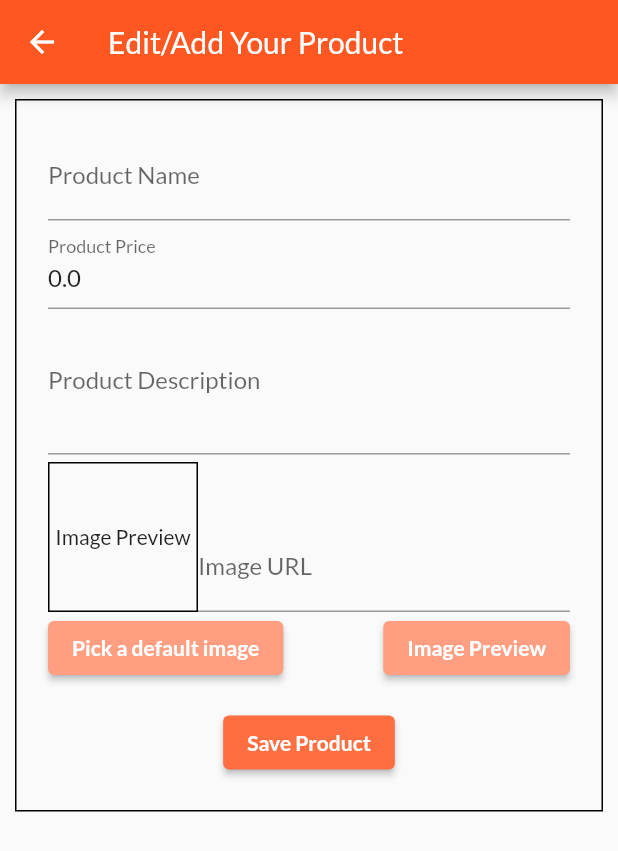
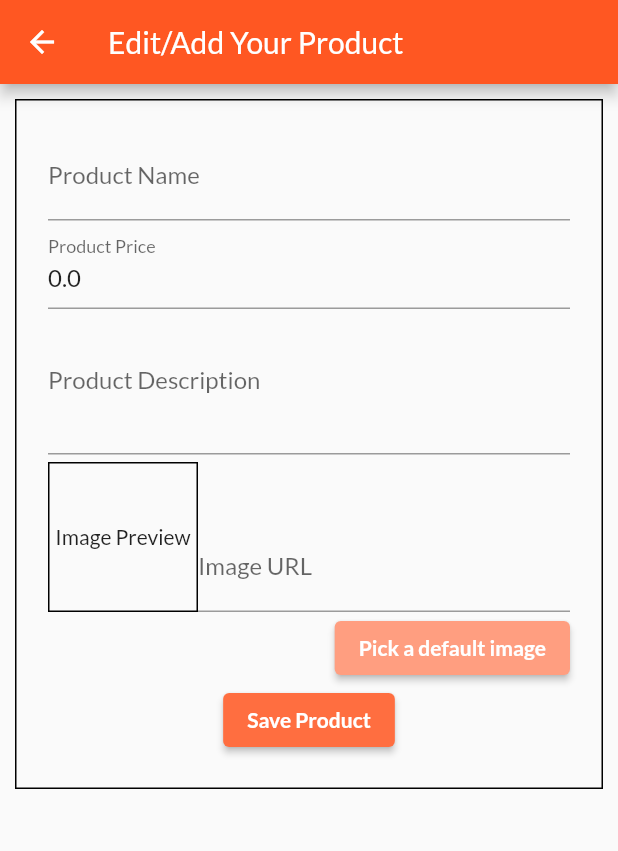
Before and after one commit to msharibahmed/world_mart, a Flutter app: the EditProductScreen screen opened by its route, on a phone screen of 412 x 824 dp. Shown: the top 851 px of the screen. Run offline on Flutter 3.47's test engine with Material 2 defaults, Android fonts, the phone set to English and light mode, and no system bars; our stand-ins replace flutter_neumorphic, shared_preferences; accounts and stored records are empty.

Commit message:
Change: minor

```diff
--- a/lib/screens/edit_product_screen.dart
+++ b/lib/screens/edit_product_screen.dart
@@ -88,7 +88,8 @@ class _EditProductScreenState extends State<EditProductScreen> {
                   content: Text('Something went wrong, check your connection!'),
                   actions: [
                     ElevatedButton(
-                      style: ElevatedButton.styleFrom(primary:Colors.black,elevation: 5 ),
+                      style: ElevatedButton.styleFrom(
+                          primary: Colors.black, elevation: 5),
                       onPressed: () {
                         Navigator.pop(context);
                       },
@@ -274,33 +275,17 @@ class _EditProductScreenState extends State<EditProductScreen> {
                         ],
                         // https://flutter.dev/assets/homepage/carousel/phone_bezel-467ab8d838e5e2d2d3f347f766173ccc365220223692215416e4ce7342f2212f.png
                       ),
-                      Row(
-                        mainAxisAlignment: MainAxisAlignment.spaceBetween,
-                        children: [
-                          ElevatedButton(
+                      Align(
+                        alignment: Alignment.centerRight,
+                        child: ElevatedButton(
                             style: ElevatedButton.styleFrom(
                                 primary: Colors.deepOrangeAccent[100]),
                             child: Text('Pick a default image',
-                                  style:
-                                      TextStyle(fontWeight: FontWeight.bold)),
+                                style: TextStyle(fontWeight: FontWeight.bold)),
                             onPressed: () {
                               _imageUrlController.text =
                                   'https://logowik.com/content/uploads/images/flutter5786.jpg';
                             }),
-                          ElevatedButton(
-                              style: ElevatedButton.styleFrom(
-                                  primary: Colors.deepOrangeAccent[100]),
-                              child: Text('Image Preview',
-                                  style:
-                                      TextStyle(fontWeight: FontWeight.bold)),
-                              onPressed: () {
-                                _imageUrlController.text =
-                                    'https://logowik.com/content/uploads/images/flutter5786.jpg';
-                              }),
-                        ],
-                      ),
-                      const SizedBox(
-                        height: 15,
                       ),
                       ElevatedButton(
                           style: ElevatedButton.styleFrom(
```
Lines whose indentation alone changed are shown as unchanged.
